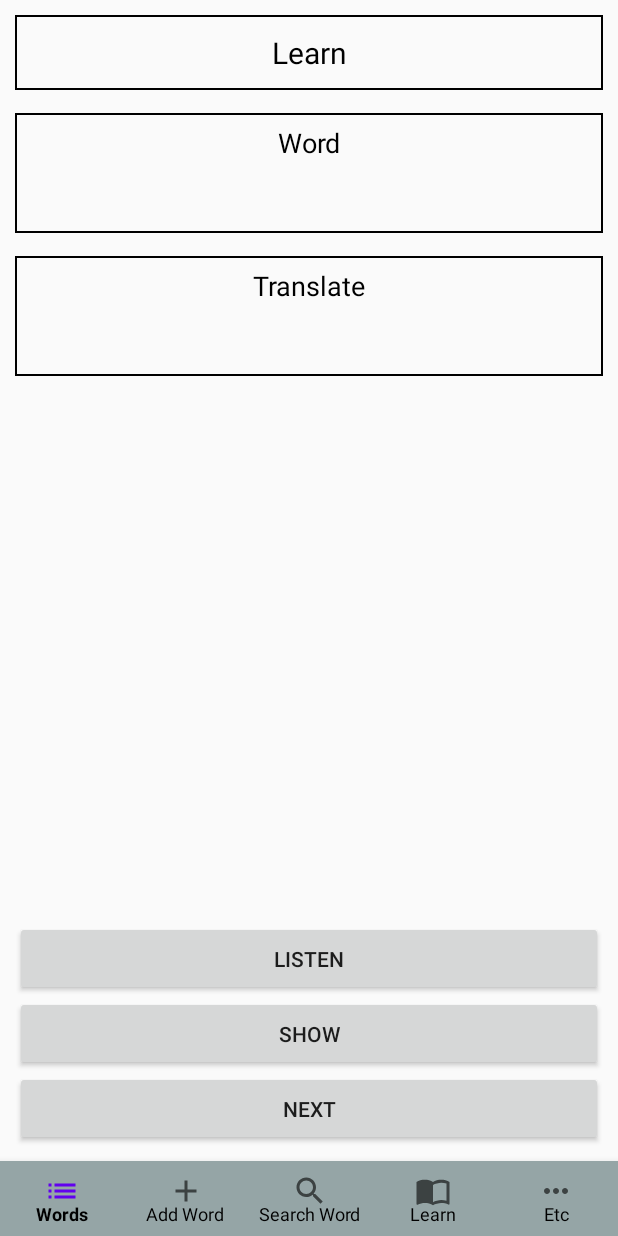
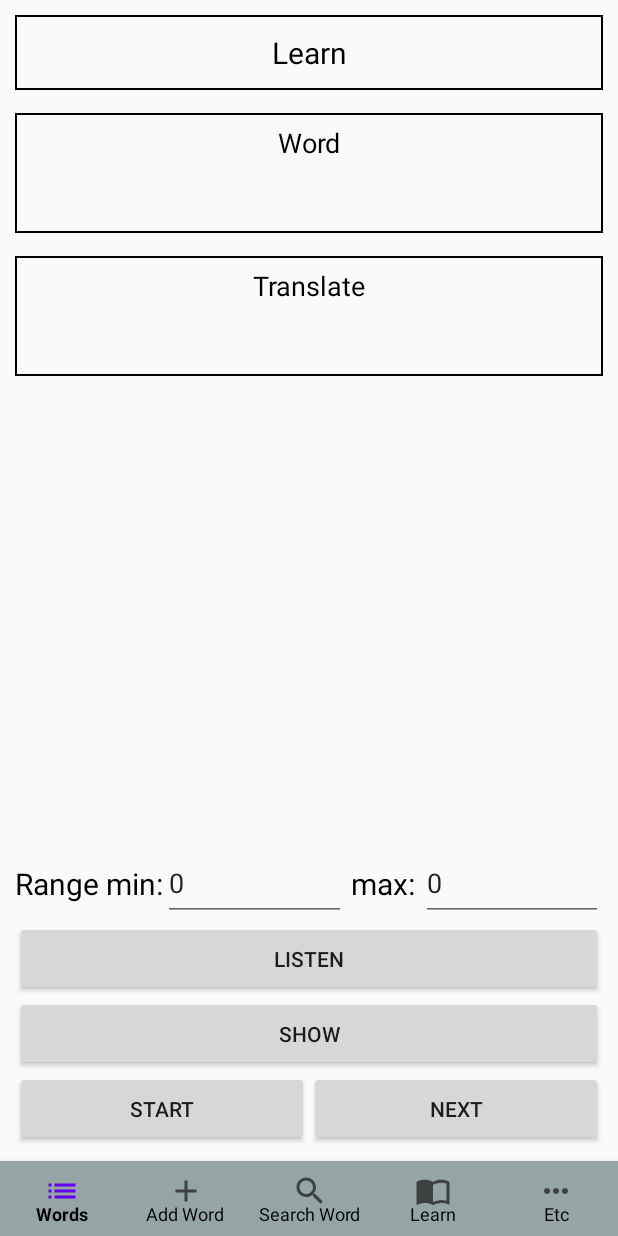
Before and after one commit to Daller9999/englishLearn, an Android app: the FragmentLearn screen opened through its navigation route, on a phone screen of 412 x 824 dp. Run offline under Robolectric (Android 15) with nearby library versions, the phone set to English and light mode, and no system bars.

Commit message:
updated random

```diff
--- a/EnglishLearn/app/src/main/java/com/sunplacestudio/englishlearn/fragments/learn/FragmentLearn.kt
+++ b/EnglishLearn/app/src/main/java/com/sunplacestudio/englishlearn/fragments/learn/FragmentLearn.kt
@@ -46,6 +46,12 @@ class FragmentLearn : Fragment() {
                 val word = viewModel.word.value?.word?.word ?: return@setOnClickListener
                 textToSpeechEngine.speak(word, TextToSpeech.QUEUE_FLUSH, null, "null")
             }
+            buttonStart.setOnClickListener {
+                val min = editTextMin.text.toString().toIntOrNull()
+                val max = editTextMax.text.toString().toIntOrNull()
+                if (min == null || max == null) return@setOnClickListener
+                viewModel.start(min, max)
+            }
         }
         viewModel.word.observe(viewLifecycleOwner) { state ->
             with(binding) {
@@ -55,6 +61,12 @@ class FragmentLearn : Fragment() {
                 editTextWord.visibleOrInvisible(state.isShowWord)
             }
         }
+        viewModel.size.observe(viewLifecycleOwner) {
+            with(binding) {
+                editTextMax.setText(it.toString())
+                editTextMin.setText("0")
+            }
+        }
     }
 
 }
--- a/EnglishLearn/app/src/main/java/com/sunplacestudio/englishlearn/fragments/learn/LearnViewModel.kt
+++ b/EnglishLearn/app/src/main/java/com/sunplacestudio/englishlearn/fragments/learn/LearnViewModel.kt
@@ -1,15 +1,15 @@
 package com.sunplacestudio.englishlearn.fragments.learn
 
 import android.app.Application
+import android.util.Log
 import androidx.lifecycle.AndroidViewModel
 import androidx.lifecycle.LiveData
 import androidx.lifecycle.MutableLiveData
+import com.sunplacestudio.englishlearn.LOG_TAG
 import com.sunplacestudio.englishlearn.database.repository.Word
 import com.sunplacestudio.englishlearn.database.repository.WordRepository
-import com.sunplacestudio.englishlearn.database.room.WordDao
 import kotlinx.coroutines.CoroutineScope
 import kotlinx.coroutines.Dispatchers
-import kotlinx.coroutines.Job
 import kotlinx.coroutines.launch
 import kotlin.random.Random
 
@@ -23,18 +23,49 @@ class LearnViewModel(
     private val _word = MutableLiveData<WordState>()
     val word: LiveData<WordState> = _word
 
+    private val _size = MutableLiveData<Int>()
+    val size: LiveData<Int> = _size
+
     private val list = arrayListOf<Word>()
+
+    private var sizeArray = 0
+    private var arrayList = arrayListOf<Int>()
+    private var min: Int = 0
+    private var max: Int = 0
 
     init {
         scopeIO.launch {
             list.addAll(wordRepository.getWordsList())
+            start(0, list.size)
+            _size.postValue(list.size)
+            min = 0
+            max = list.size
         }
     }
 
     fun next() {
-        val word = list[Random.nextInt(list.size)]
+        if (arrayList.isEmpty()) {
+            start(min, max)
+        }
+        val i = Random.nextInt(sizeArray)
+        val word = list[arrayList[i]]
         val bool = Random.nextBoolean()
+
+        sizeArray--
+        arrayList.removeAt(i)
+
         _word.postValue(WordState(word, bool, !bool))
     }
 
+    fun start(min: Int, max: Int) {
+        arrayList.clear()
+        for (i in min until max) {
+            arrayList.add(i)
+        }
+        sizeArray = arrayList.size
+        this.min = min
+        this.max = max
+        Log.i(LOG_TAG, arrayList.toString() + "\n" + sizeArray.toString())
+    }
+
 }
--- a/EnglishLearn/app/src/main/res/layout/fragment_learn.xml
+++ b/EnglishLearn/app/src/main/res/layout/fragment_learn.xml
@@ -1,9 +1,9 @@
 <?xml version="1.0" encoding="utf-8"?>
 <androidx.constraintlayout.widget.ConstraintLayout xmlns:android="http://schemas.android.com/apk/res/android"
     xmlns:app="http://schemas.android.com/apk/res-auto"
+    xmlns:tools="http://schemas.android.com/tools"
     android:layout_width="match_parent"
     android:layout_height="match_parent"
-    xmlns:tools="http://schemas.android.com/tools"
     android:padding="10dp">
 
     <TextView
@@ -42,11 +42,11 @@
         android:id="@+id/editTextWord"
         android:layout_width="match_parent"
         android:layout_height="40dp"
+        android:gravity="center"
         android:textSize="25sp"
-        android:gravity="center"
 
         app:layout_constraintTop_toBottomOf="@id/textViewWord"
-        tools:text="word"/>
+        tools:text="word" />
 
     <View
         android:layout_width="match_parent"
@@ -71,12 +71,58 @@
     <TextView
         android:id="@+id/editTextTranslate"
         android:layout_width="match_parent"
+        android:layout_height="40dp"
         android:gravity="center"
         android:textSize="25sp"
-        android:layout_height="40dp"
 
         app:layout_constraintTop_toBottomOf="@id/textViewTranslate"
-        tools:text="transalte"/>
+        tools:text="transalte" />
+
+    <TextView
+        android:id="@+id/textViewRange"
+        android:layout_width="wrap_content"
+        android:layout_height="50dp"
+        android:gravity="center"
+        android:text="@string/text_range_min"
+        android:textColor="@color/black"
+        android:textSize="20sp"
+
+        app:layout_constraintRight_toLeftOf="@id/editTextMin"
+        app:layout_constraintBottom_toTopOf="@id/buttonListen"
+        app:layout_constraintLeft_toLeftOf="parent" />
+
+    <EditText
+        android:id="@+id/editTextMin"
+        android:layout_width="0dp"
+        android:layout_height="50dp"
+        android:inputType="number"
+
+        app:layout_constraintRight_toLeftOf="@id/textViewMax"
+        app:layout_constraintTop_toTopOf="@id/textViewRange"
+        app:layout_constraintLeft_toRightOf="@id/textViewRange"/>
+
+    <TextView
+        android:id="@+id/textViewMax"
+        android:layout_width="50dp"
+        android:layout_height="50dp"
+        android:gravity="center"
+        android:text="@string/text_max"
+        android:textColor="@color/black"
+        android:textSize="20sp"
+
+        app:layout_constraintRight_toLeftOf="@id/editTextMax"
+        app:layout_constraintTop_toTopOf="@id/textViewRange"
+        app:layout_constraintLeft_toRightOf="@id/editTextMin"/>
+
+    <EditText
+        android:id="@+id/editTextMax"
+        android:layout_width="0dp"
+        android:layout_height="50dp"
+        android:inputType="number"
+
+        app:layout_constraintRight_toRightOf="parent"
+        app:layout_constraintTop_toTopOf="@id/textViewRange"
+        app:layout_constraintLeft_toRightOf="@id/textViewMax"/>
 
     <Button
         android:id="@+id/buttonListen"
@@ -96,9 +142,22 @@
 
     <Button
         android:id="@+id/buttonNext"
-        android:layout_width="match_parent"
+        android:layout_width="0dp"
         android:layout_height="50dp"
         android:text="@string/text_next"
+
+        app:layout_constraintLeft_toRightOf="@id/buttonStart"
+        app:layout_constraintRight_toRightOf="parent"
+        app:layout_constraintBottom_toBottomOf="parent"/>
+
+    <Button
+        android:id="@+id/buttonStart"
+        android:layout_width="0dp"
+        android:layout_height="50dp"
+        android:text="@string/text_start"
+
+        app:layout_constraintRight_toLeftOf="@id/buttonNext"
+        app:layout_constraintLeft_toLeftOf="parent"
         app:layout_constraintBottom_toBottomOf="parent" />
 
 </androidx.constraintlayout.widget.ConstraintLayout>
--- a/EnglishLearn/app/src/main/res/values/strings.xml
+++ b/EnglishLearn/app/src/main/res/values/strings.xml
@@ -22,4 +22,8 @@
     <string name="text_print_to_console">Print to console all words</string>
     <string name="text_print_as_json">Print to console as json</string>
     <string name="text_close_db">Close DB</string>
+    <string name="text_range_min">Range min: </string>
+    <string name="text_max"> max: </string>
+    <string name="text_start">Start</string>
+
 </resources>
```
